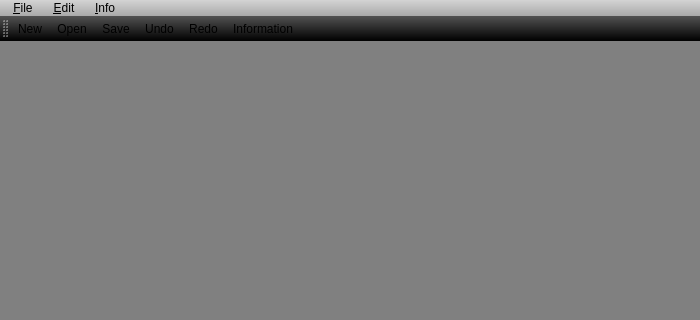
The window that teddy/teddy/tmainwind.ui (hksonngan/cuteteddy) describes before a commit, drawn with Qt 5; both pictures show x 0 to 700 and y 0 to 320 of the 700 by 700 pixel window.
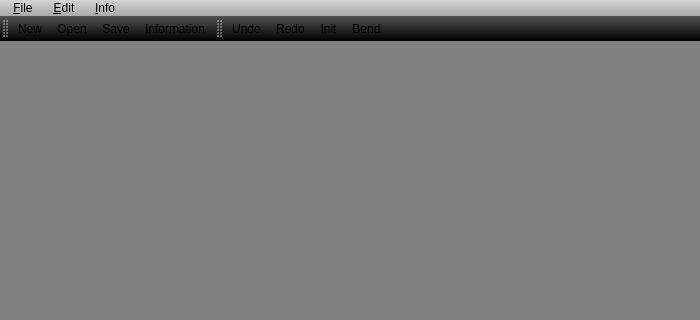
The same window after the commit. Icons and pictures are not drawn.

```diff
--- a/teddy/teddy/tmainwind.ui
+++ b/teddy/teddy/tmainwind.ui
@@ -135,11 +135,24 @@
    <addaction name="actionNew"/>
    <addaction name="actionOpen"/>
    <addaction name="actionSave"/>
-   <addaction name="actionUndo"/>
-   <addaction name="actionRedo"/>
    <addaction name="actionInfo"/>
   </widget>
   <widget class="QStatusBar" name="statusBar"/>
+  <widget class="QToolBar" name="editToolBar">
+   <property name="windowTitle">
+    <string>Edit ToolBar</string>
+   </property>
+   <attribute name="toolBarArea">
+    <enum>TopToolBarArea</enum>
+   </attribute>
+   <attribute name="toolBarBreak">
+    <bool>false</bool>
+   </attribute>
+   <addaction name="actionUndo"/>
+   <addaction name="actionRedo"/>
+   <addaction name="actionInit"/>
+   <addaction name="actionBend"/>
+  </widget>
   <action name="actionNew">
    <property name="icon">
     <iconset resource="tmainwind.qrc">
@@ -274,6 +287,30 @@
     <string>Exit application</string>
    </property>
   </action>
+  <action name="actionInit">
+   <property name="icon">
+    <iconset resource="tmainwind.qrc">
+     <normaloff>:/TMainWind/Resources/toolbar/Loading.png</normaloff>:/TMainWind/Resources/toolbar/Loading.png</iconset>
+   </property>
+   <property name="text">
+    <string>Init</string>
+   </property>
+   <property name="toolTip">
+    <string>Init creation</string>
+   </property>
+  </action>
+  <action name="actionBend">
+   <property name="icon">
+    <iconset resource="tmainwind.qrc">
+     <normaloff>:/TMainWind/Resources/toolbar/Modify.png</normaloff>:/TMainWind/Resources/toolbar/Modify.png</iconset>
+   </property>
+   <property name="text">
+    <string>Bend</string>
+   </property>
+   <property name="toolTip">
+    <string>Bend ?</string>
+   </property>
+  </action>
  </widget>
  <layoutdefault spacing="6" margin="11"/>
  <resources>
```
